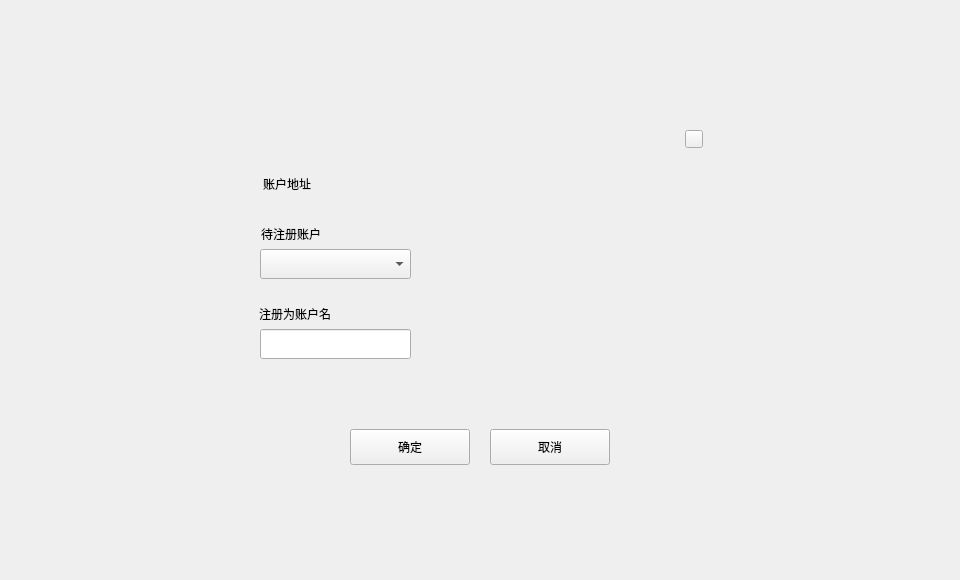
Above: miner/registerdialog.ui from HcashOrg/hx-indicator before the change. Below: the same form after it.
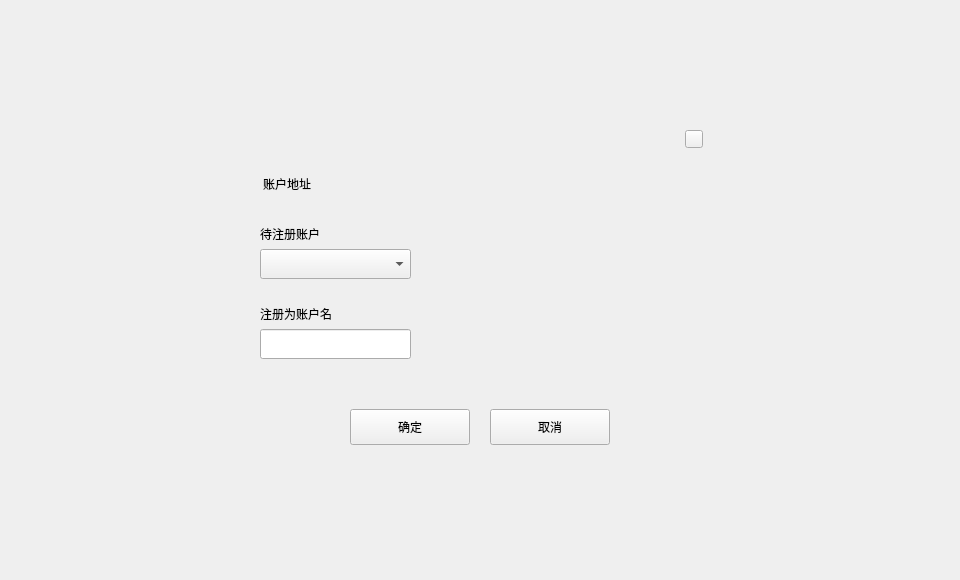
That is the form after the change. The open tabs and pages were chosen to show the change.

The edit to the form file:
```diff
--- a/miner/registerdialog.ui
+++ b/miner/registerdialog.ui
@@ -22,6 +22,11 @@
      <height>580</height>
     </rect>
    </property>
+   <property name="font">
+    <font>
+     <family>微软雅黑</family>
+    </font>
+   </property>
    <widget class="QWidget" name="containerWidget" native="true">
     <property name="geometry">
      <rect>
@@ -67,6 +72,11 @@
        <height>321</height>
       </rect>
      </property>
+     <property name="font">
+      <font>
+       <family>微软雅黑</family>
+      </font>
+     </property>
      <property name="currentIndex">
       <number>0</number>
      </property>
@@ -75,7 +85,7 @@
        <property name="geometry">
         <rect>
          <x>120</x>
-         <y>280</y>
+         <y>260</y>
          <width>120</width>
          <height>36</height>
         </rect>
@@ -102,7 +112,7 @@
        <property name="geometry">
         <rect>
          <x>260</x>
-         <y>280</y>
+         <y>260</y>
          <width>120</width>
          <height>36</height>
         </rect>
@@ -128,9 +138,9 @@
       <widget class="QLabel" name="label">
        <property name="geometry">
         <rect>
-         <x>20</x>
+         <x>30</x>
          <y>150</y>
-         <width>81</width>
+         <width>150</width>
          <height>30</height>
         </rect>
        </property>
@@ -138,7 +148,7 @@
         <string>注册为账户名</string>
        </property>
        <property name="alignment">
-        <set>Qt::AlignRight|Qt::AlignTrailing|Qt::AlignVCenter</set>
+        <set>Qt::AlignLeading|Qt::AlignLeft|Qt::AlignVCenter</set>
        </property>
        <property name="wordWrap">
         <bool>true</bool>
@@ -162,7 +172,7 @@
         <rect>
          <x>30</x>
          <y>70</y>
-         <width>61</width>
+         <width>150</width>
          <height>30</height>
         </rect>
        </property>
@@ -170,7 +180,7 @@
         <string>待注册账户</string>
        </property>
        <property name="alignment">
-        <set>Qt::AlignRight|Qt::AlignTrailing|Qt::AlignVCenter</set>
+        <set>Qt::AlignLeading|Qt::AlignLeft|Qt::AlignVCenter</set>
        </property>
        <property name="wordWrap">
         <bool>true</bool>
@@ -249,8 +259,8 @@
       <widget class="QLabel" name="tipLabel">
        <property name="geometry">
         <rect>
-         <x>30</x>
-         <y>210</y>
+         <x>40</x>
+         <y>214</y>
          <width>151</width>
          <height>20</height>
         </rect>
```
Left out of the diff: 19 changed lines with no effect on the pictures.
